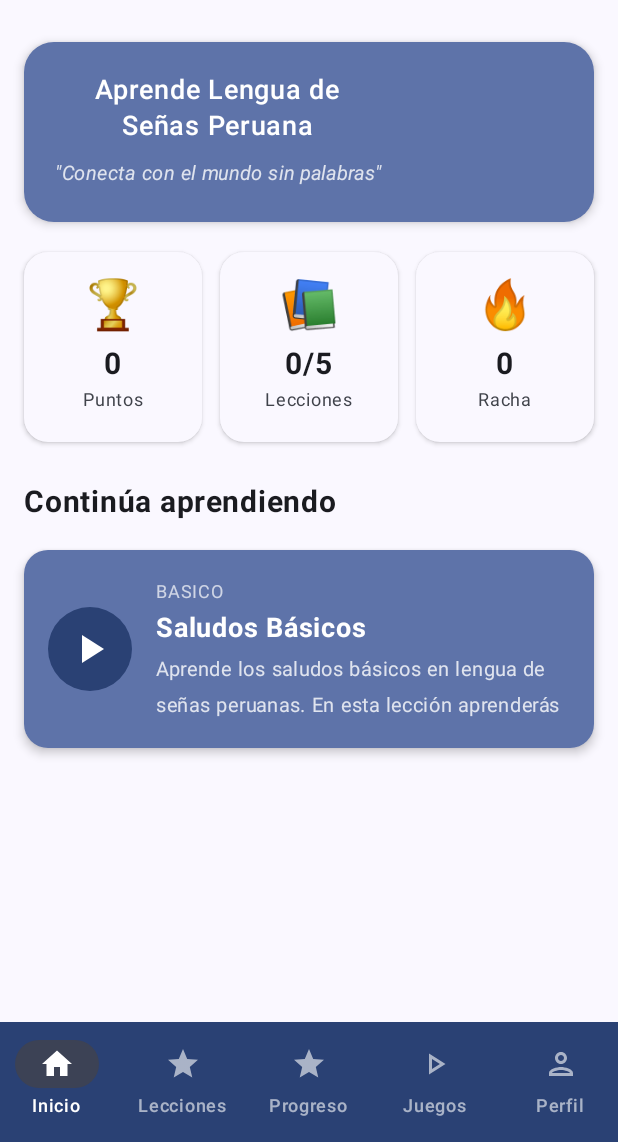
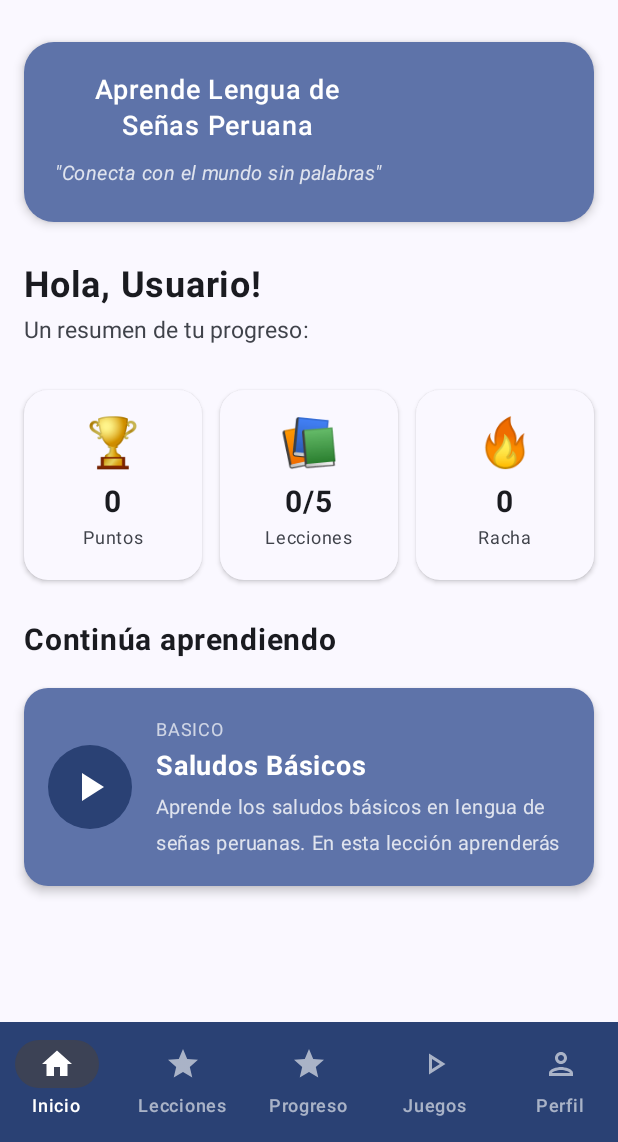
Before and after one commit to JoseDMG2/ecohand, an Android app built with Jetpack Compose: the MainScreen screen opened through its navigation route, on a phone screen of 412 x 824 dp, the part 94-1236 px from its top. Run offline under Robolectric (Android 15) with nearby library versions, the phone set to English and light mode, and no system bars; our stand-ins replace Room's generated code.

Commit message:
[INICIO] fixed: se agrega el saludo al usuario despues del card de bienvenida y antes del resumen del progreso.

```diff
--- a/app/src/main/java/com/example/ecohand/presentation/home/InicioScreen.kt
+++ b/app/src/main/java/com/example/ecohand/presentation/home/InicioScreen.kt
@@ -99,6 +99,26 @@ fun InicioScreen(
                     textAlign = TextAlign.Center
                 )
             }
+        }
+
+        // Saludo personalizado
+        Column(
+            modifier = Modifier
+                .fillMaxWidth()
+                .padding(vertical = 8.dp)
+        ) {
+            Text(
+                text = "Hola, ${uiState.nombreUsuario}!",
+                fontSize = 24.sp,
+                fontWeight = FontWeight.Bold,
+                color = MaterialTheme.colorScheme.onBackground
+            )
+            Spacer(modifier = Modifier.height(4.dp))
+            Text(
+                text = "Un resumen de tu progreso:",
+                fontSize = 15.sp,
+                color = MaterialTheme.colorScheme.onSurfaceVariant
+            )
         }
 
         // Tarjetas de Estadísticas (Grid 3 columnas)
```
